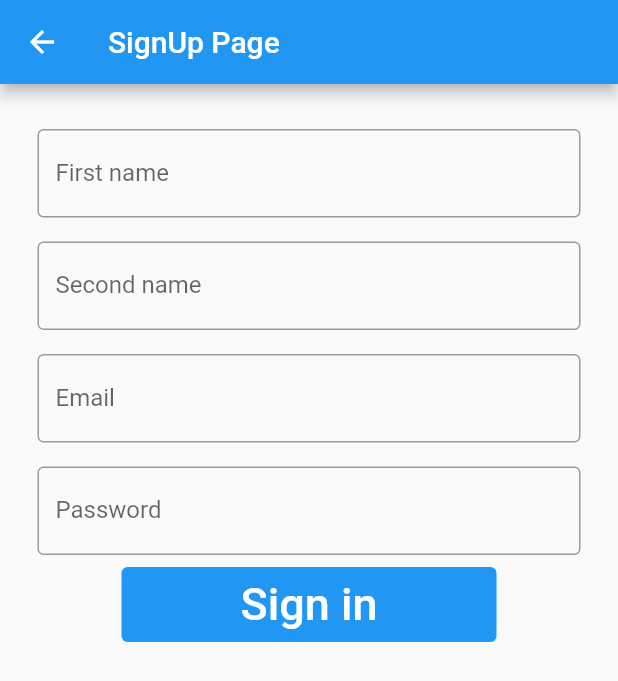
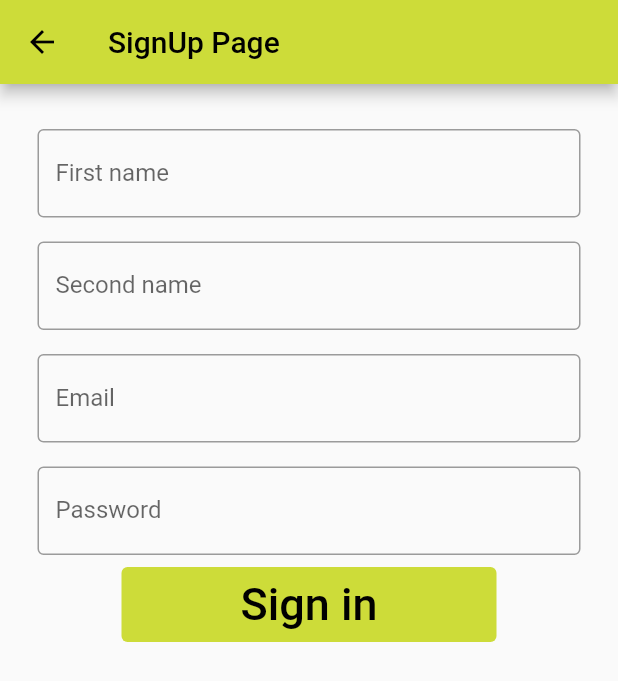
Before and after one commit to valeriarus66/flutter-git-project, a Flutter app: the screen it shows after launch, after a tap on "LOGIN", after a tap on "Don't have an account?", on a phone screen of 412 x 824 dp. Shown: the top 681 px of the screen. Run offline on Flutter 3.47's test engine with Material 2 defaults, Android fonts, the phone set to English and light mode, and no system bars.

Commit message:
-> currency class -> json in latest_currency si in pubspec.yaml

```diff
--- a/lib/main.dart
+++ b/lib/main.dart
@@ -17,7 +17,11 @@ class MyApp extends StatelessWidget {
       debugShowCheckedModeBanner: false,
       title: 'Flutter Demo',
       theme: ThemeData(
+        primarySwatch: Colors.lime,
         primaryColor: Colors.limeAccent[400],
+        //MaterialColor(
+         // 1,{1:Colors.limeAccent[400]!}),
+      //  scaffoldBackgroundColor: Colors.pinkAccent[400],
       ),
       //home: const MyHomePage(title: 'Flutter Demo Home Page'),
       initialRoute: LogInScreen.routeName,
--- a/lib/models/currency.dart
+++ b/lib/models/currency.dart
@@ -10,7 +10,7 @@ class Currency {
     base = json['base'];
     rates = json['rates'] != null ? new Rates.fromJson(json['rates']) : null;
   }
-
+//
   Map<String, dynamic> toJson() {
     final Map<String, dynamic> data = new Map<String, dynamic>();
     data['date'] = this.date;
@@ -35,7 +35,7 @@ class Rates {
   double? rOL;
   double? rON;
   double? rUB;
-  int? uSD;
+  double? uSD;
 
   Rates(
       {this.aDA,
--- a/lib/screens/currency_screen.dart
+++ b/lib/screens/currency_screen.dart
@@ -1,8 +1,10 @@
+import 'dart:convert';
+
 import 'package:flutter/cupertino.dart';
 import 'package:flutter/material.dart';
 import 'package:flutter_project2/managers/latest_currency_manager.dart';
 import 'package:flutter_project2/models/currency.dart';
-
+import 'package:flutter/services.dart' as rootBundle;
 import '../views/currency_view.dart';
 
 class CurrencyScreen extends StatefulWidget {
@@ -14,7 +16,7 @@ class CurrencyScreen extends StatefulWidget {
 }
 
 class _CurrencyState extends State<CurrencyScreen> {
-  List<Currency> currency_list = parseCurrency(dummyResponse);
+//  List<Currency> currency_list = parseCurrency(dummyResponse);
 
   @override
   Widget build(BuildContext context) {
@@ -29,7 +31,37 @@ class _CurrencyState extends State<CurrencyScreen> {
             ),
           ),
         ),
-        body: ListView.builder(
+        body: FutureBuilder(
+          future: ReadJsonData(),
+          builder: (context, data) {
+            if (data.hasError) {
+              return Center(child: Text("${data.error}"));
+            } else if (data.hasData) {
+              var items = data.data as List<Currency>;
+              return ListView.builder(itemBuilder: (context, index) {
+                return Card(
+                  elevation: 5,
+                  margin: EdgeInsets.symmetric(horizontal: 10, vertical: 6),
+                  child: Container(
+                    padding: EdgeInsets.all(8),
+                    child: Row(
+                      mainAxisAlignment: MainAxisAlignment.center,
+                      crossAxisAlignment: CrossAxisAlignment.center,
+                      children: [
+                        Container(
+                          child: // vezi minutu 16:53 din video
+                        )
+                      ],
+                    ),
+                  ),
+                );
+              });
+            } else {
+              return Center(child: CircularProgressIndicator());
+            }
+          },
+        )
+        /*ListView.builder(
           padding: const EdgeInsets.symmetric(horizontal: 15),
           itemCount: currency_list.length,
           itemBuilder: (context, index) {
@@ -43,6 +75,15 @@ class _CurrencyState extends State<CurrencyScreen> {
 
             );
           },
-        ));
+        )*/
+        );
+  }
+
+  Future<List<Currency>> ReadJsonData() async {
+    final jsonData =
+        await rootBundle.rootBundle.loadString('jsonfile/latest_currency.json');
+    final list = json.decode(jsonData) as List<dynamic>;
+
+    return list.map((e) => Currency.fromJson(e)).toList();
   }
 }
```
